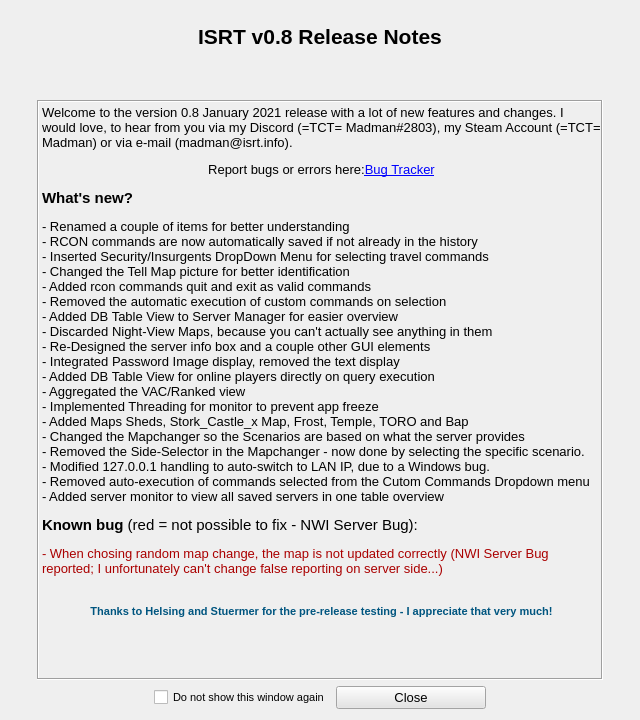
The window that Source_Code/source_files/rn_gui.ui (sargolin/ISRT-Insurgency-Sandstorm-RCON-TOOL-and-Mapchanger) describes before a commit, drawn with Qt 5.
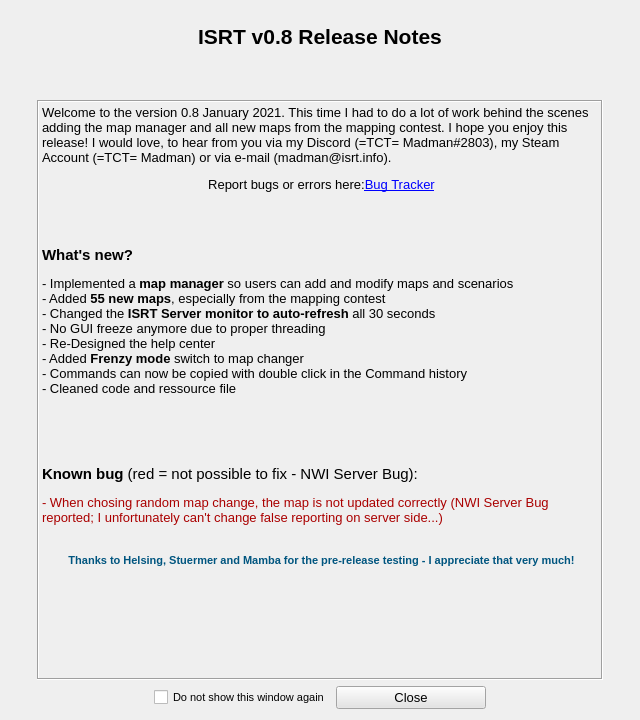
The same window after the commit. Icons and pictures are not drawn.

Commit message: Final pre_release changes

Diff of the .ui file:
```diff
--- a/Source_Code/source_files/rn_gui.ui
+++ b/Source_Code/source_files/rn_gui.ui
@@ -118,7 +118,7 @@
           <enum>QFrame::Sunken</enum>
          </property>
          <property name="text">
-          <string>&lt;html&gt;&lt;head/&gt;&lt;body&gt;&lt;p&gt;Welcome to the version 0.8 January 2021 release with a lot of new features and changes. I would love, to hear from you via my Discord (=TCT= Madman#2803), my Steam Account (=TCT= Madman) or via e-mail (madman@isrt.info).&lt;/p&gt;&lt;p align=&quot;center&quot;&gt;Report bugs or errors here:&lt;a href=&quot;https://github.com/olli-e/ISRT-Insurgency-Sandstorm-RCON-Query-Tool/issues&quot;&gt;&lt;span style=&quot; text-decoration: underline; color:#0000ff;&quot;&gt;Bug Tracker&lt;/span&gt;&lt;/a&gt;&lt;/p&gt;&lt;p&gt;&lt;span style=&quot; font-size:11pt; font-weight:600;&quot;&gt;What's new?&lt;/span&gt;&lt;/p&gt;&lt;p&gt;- Renamed a couple of items for better understanding&lt;br/&gt;- RCON commands are now automatically saved if not already in the history&lt;br/&gt;- Inserted Security/Insurgents DropDown Menu for selecting travel commands&lt;br/&gt;- Changed the Tell Map picture for better identification&lt;br/&gt;- Added rcon commands quit and exit as valid commands&lt;br/&gt;- Removed the automatic execution of custom commands on selection&lt;br/&gt;- Added DB Table View to Server Manager for easier overview&lt;br/&gt;- Discarded Night-View Maps, because you can't actually see anything in them&lt;br/&gt;- Re-Designed the server info box and a couple other GUI elements&lt;br/&gt;- Integrated Password Image display, removed the text display&lt;br/&gt;- Added DB Table View for online players directly on query execution&lt;br/&gt;- Aggregated the VAC/Ranked view&lt;br/&gt;- Implemented Threading for monitor to prevent app freeze&lt;br/&gt;- Added Maps Sheds, Stork_Castle_x Map, Frost, Temple, TORO and Bap&lt;br/&gt;- Changed the Mapchanger so the Scenarios are based on what the server provides&lt;br/&gt;- Removed the Side-Selector in the Mapchanger - now done by selecting the specific scenario.&lt;br/&gt;- Modified 127.0.0.1 handling to auto-switch to LAN IP, due to a Windows bug.&lt;br/&gt;- Removed auto-execution of commands selected from the Cutom Commands Dropdown menu&lt;br/&gt;- Added server monitor to view all saved servers in one table overview&lt;/p&gt;&lt;p&gt;&lt;span style=&quot; font-size:11pt; font-weight:600;&quot;&gt;Known bug &lt;/span&gt;&lt;span style=&quot; font-size:11pt;&quot;&gt;(red = not possible to fix - NWI Server Bug):&lt;/span&gt;&lt;/p&gt;&lt;p&gt;&lt;span style=&quot; color:#aa0000;&quot;&gt;- When chosing random map change, the map is not updated correctly (NWI Server Bug reported; I unfortunately can't change false reporting on server side...)&lt;/span&gt;&lt;br/&gt;&lt;/p&gt;&lt;p align=&quot;center&quot;&gt;&lt;span style=&quot; font-family:'Consolas','Courier New','monospace'; font-size:8pt; font-weight:600; color:#00557f;&quot;&gt;Thanks to Helsing and Stuermer for the pre-release testing - I appreciate that very much!&lt;/span&gt;&lt;br/&gt;&lt;/p&gt;&lt;p&gt;&lt;br/&gt;&lt;/p&gt;&lt;/body&gt;&lt;/html&gt;</string>
+          <string>&lt;html&gt;&lt;head/&gt;&lt;body&gt;&lt;p&gt;Welcome to the version 0.8 January 2021. This time I had to do a lot of work behind the scenes adding the map manager and all new maps from the mapping contest. I hope you enjoy this release! I would love, to hear from you via my Discord (=TCT= Madman#2803), my Steam Account (=TCT= Madman) or via e-mail (madman@isrt.info).&lt;/p&gt;&lt;p align=&quot;center&quot;&gt;Report bugs or errors here:&lt;a href=&quot;https://github.com/olli-e/ISRT-Insurgency-Sandstorm-RCON-Query-Tool/issues&quot;&gt;&lt;span style=&quot; text-decoration: underline; color:#0000ff;&quot;&gt;Bug Tracker&lt;/span&gt;&lt;/a&gt;&lt;/p&gt;&lt;p align=&quot;center&quot;&gt;&lt;br/&gt;&lt;/p&gt;&lt;p&gt;&lt;span style=&quot; font-size:11pt; font-weight:600;&quot;&gt;What's new?&lt;/span&gt;&lt;/p&gt;&lt;p&gt;- Implemented a &lt;span style=&quot; font-weight:600;&quot;&gt;map manager&lt;/span&gt; so users can add and modify maps and scenarios&lt;br/&gt;- Added &lt;span style=&quot; font-weight:600;&quot;&gt;55 new maps&lt;/span&gt;, especially from the mapping contest&lt;br/&gt;- Changed the &lt;span style=&quot; font-weight:600;&quot;&gt;ISRT Server monitor to auto-refresh&lt;/span&gt; all 30 seconds&lt;br/&gt;- No GUI freeze anymore due to proper threading&lt;br/&gt;- Re-Designed the help center&lt;br/&gt;- Added &lt;span style=&quot; font-weight:600;&quot;&gt;Frenzy mode&lt;/span&gt; switch to map changer&lt;br/&gt;- Commands can now be copied with double click in the Command history&lt;br/&gt;- Cleaned code and ressource file&lt;br/&gt;&lt;/p&gt;&lt;p&gt;&lt;br/&gt;&lt;/p&gt;&lt;p&gt;&lt;span style=&quot; font-size:11pt; font-weight:600;&quot;&gt;Known bug &lt;/span&gt;&lt;span style=&quot; font-size:11pt;&quot;&gt;(red = not possible to fix - NWI Server Bug):&lt;/span&gt;&lt;/p&gt;&lt;p&gt;&lt;span style=&quot; color:#aa0000;&quot;&gt;- When chosing random map change, the map is not updated correctly (NWI Server Bug reported; I unfortunately can't change false reporting on server side...)&lt;/span&gt;&lt;br/&gt;&lt;/p&gt;&lt;p align=&quot;center&quot;&gt;&lt;span style=&quot; font-family:'Consolas','Courier New','monospace'; font-size:8pt; font-weight:600; color:#00557f;&quot;&gt;Thanks to Helsing, Stuermer and Mamba for the pre-release testing - I appreciate that very much!&lt;/span&gt;&lt;br/&gt;&lt;/p&gt;&lt;p&gt;&lt;br/&gt;&lt;/p&gt;&lt;/body&gt;&lt;/html&gt;</string>
          </property>
          <property name="alignment">
           <set>Qt::AlignLeading|Qt::AlignLeft|Qt::AlignTop</set>
```
The commit also changes 15 other files.
